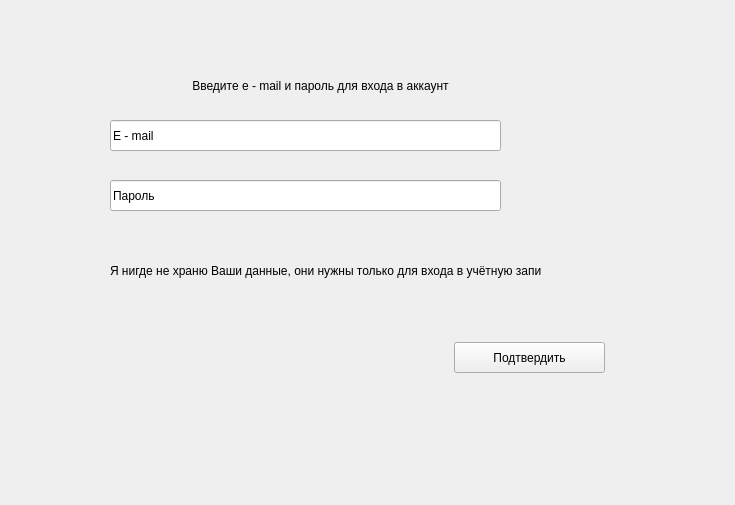
Old version of the form registrate.ui in the repository moiz303/google_downloader.
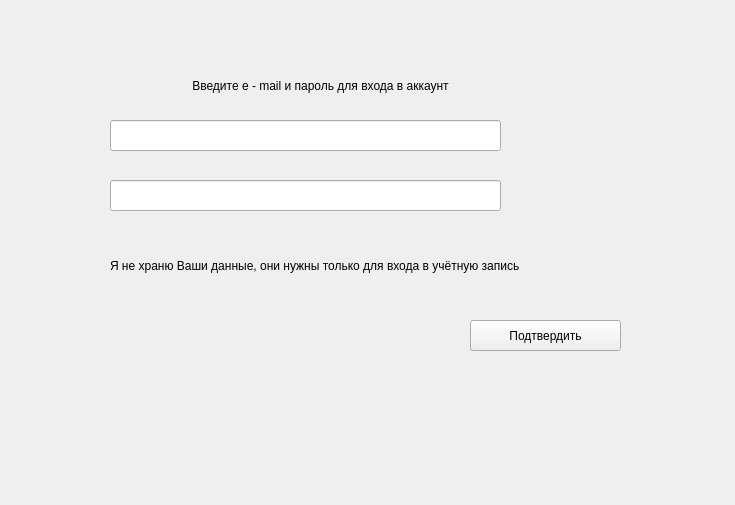
New version of the form.

Patch:
```diff
--- a/registrate.ui
+++ b/registrate.ui
@@ -32,8 +32,8 @@
   <widget class="QPushButton" name="pushButton">
    <property name="geometry">
     <rect>
-     <x>454</x>
-     <y>342</y>
+     <x>470</x>
+     <y>320</y>
      <width>151</width>
      <height>31</height>
     </rect>
@@ -54,8 +54,11 @@
      <height>31</height>
     </rect>
    </property>
+   <property name="inputMask">
+    <string/>
+   </property>
    <property name="text">
-    <string>E - mail</string>
+    <string/>
    </property>
   </widget>
   <widget class="QLineEdit" name="lineEdit_2">
@@ -68,20 +71,33 @@
     </rect>
    </property>
    <property name="text">
-    <string>Пароль</string>
+    <string/>
    </property>
   </widget>
   <widget class="QLabel" name="label_2">
    <property name="geometry">
     <rect>
      <x>110</x>
-     <y>260</y>
+     <y>250</y>
      <width>431</width>
-     <height>21</height>
+     <height>31</height>
     </rect>
    </property>
    <property name="text">
-    <string>Я нигде не храню Ваши данные, они нужны только для входа в учётную запись</string>
+    <string>Я не храню Ваши данные, они нужны только для входа в учётную запись</string>
+   </property>
+  </widget>
+  <widget class="QLabel" name="logo">
+   <property name="geometry">
+    <rect>
+     <x>90</x>
+     <y>380</y>
+     <width>571</width>
+     <height>81</height>
+    </rect>
+   </property>
+   <property name="text">
+    <string/>
    </property>
   </widget>
  </widget>
```
Left out of the diff: 6 changed lines with no effect on the pictures.
